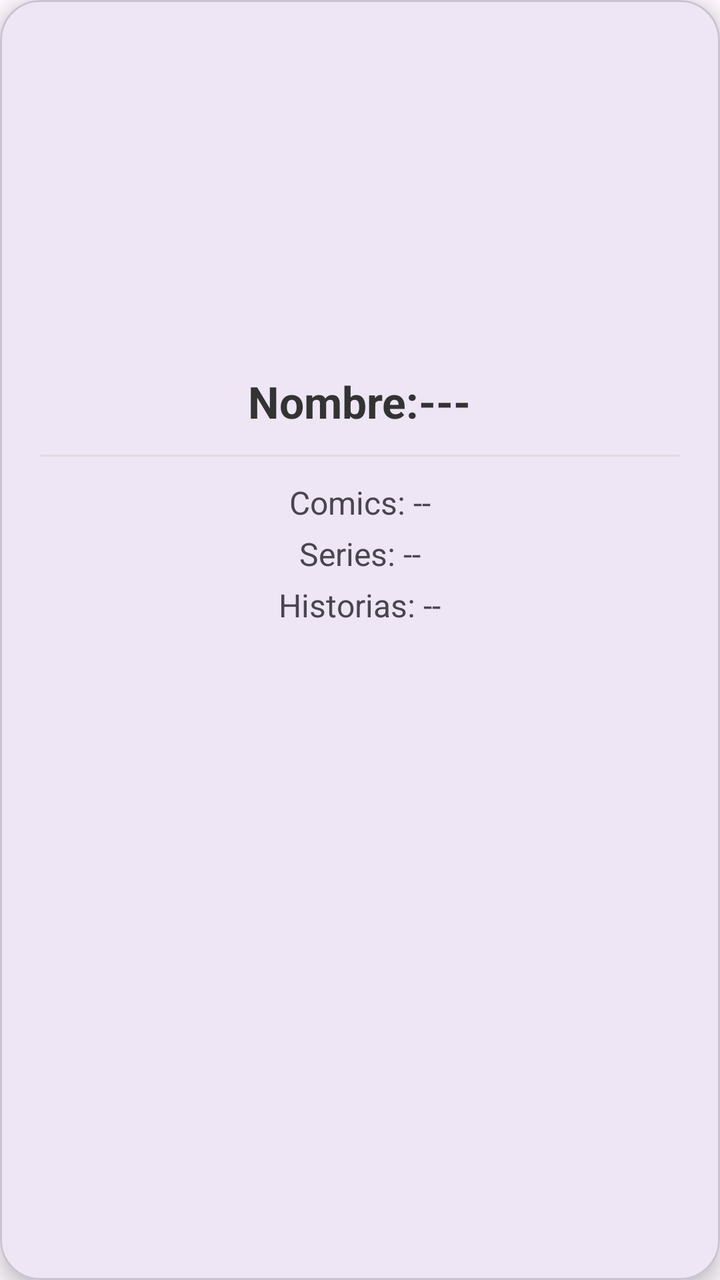
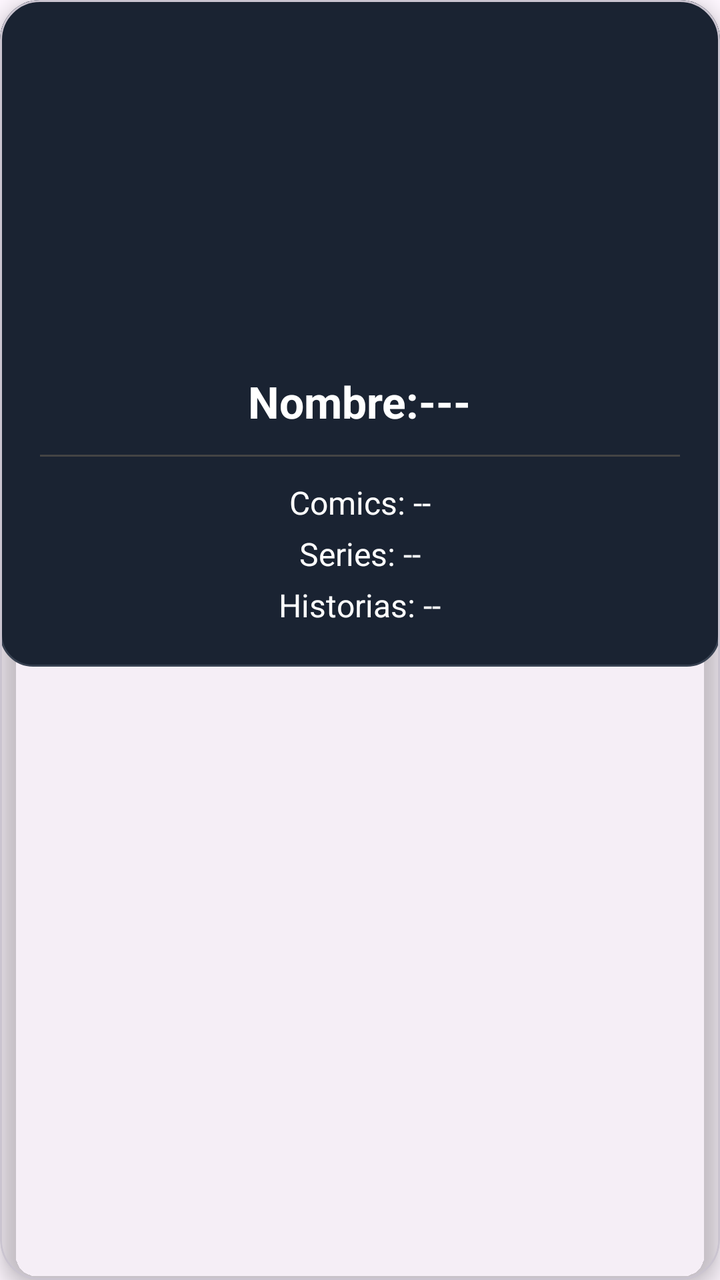

An Android layout rendered at two revisions. The XML below is the earlier revision; the diff shows what the commit changed to produce the second picture.
<!-- AndroidManifest.xml: application theme Theme.ApiMarvel -->
<!-- res/layout/item_character.xml -->
<?xml version="1.0" encoding="utf-8"?>
<com.google.android.material.card.MaterialCardView xmlns:android="http://schemas.android.com/apk/res/android"
    xmlns:app="http://schemas.android.com/apk/res-auto"
    android:layout_width="match_parent"
    android:layout_height="wrap_content"
    android:layout_margin="12dp"
    app:cardCornerRadius="20dp"
    app:cardElevation="6dp">

    <LinearLayout
        android:layout_width="match_parent"
        android:layout_height="wrap_content"
        android:gravity="center"
        android:orientation="vertical"
        android:padding="20dp">

        <ImageView
            android:id="@+id/ivHero"
            android:layout_width="150dp"
            android:layout_height="150dp"
            android:scaleType="centerCrop"
            android:contentDescription="Imagen del Héroe" />

        <TextView
            android:id="@+id/tvHeroName"
            android:layout_width="wrap_content"
            android:layout_height="wrap_content"
            android:layout_marginTop="16dp"
            android:text="Nombre:---"
            android:textSize="22sp"
            android:textColor="#333333"
            android:textStyle="bold" />

        <View
            android:layout_width="match_parent"
            android:layout_height="1dp"
            android:layout_marginVertical="12dp"
            android:background="#DDDDDD" />

        <TextView
            android:id="@+id/tvHeroComics"
            android:layout_width="wrap_content"
            android:layout_height="wrap_content"
            android:text="Comics: --"
            android:textSize="16sp" />

        <TextView
            android:id="@+id/tvHeroSeries"
            android:layout_width="wrap_content"
            android:layout_height="wrap_content"
            android:layout_marginTop="4dp"
            android:text="Series: --"
            android:textSize="16sp" />

        <TextView
            android:id="@+id/tvHeroStories"
            android:layout_width="wrap_content"
            android:layout_height="wrap_content"
            android:layout_marginTop="4dp"
            android:text="Historias: --"
            android:textSize="16sp" />

    </LinearLayout>

</com.google.android.material.card.MaterialCardView>
<!-- resources referenced by this layout -->
<resources>
  <style name="Theme.ApiMarvel" parent="Base.Theme.ApiMarvel" />
  <style name="Base.Theme.ApiMarvel" parent="Theme.Material3.DayNight.NoActionBar">
          
          
      </style>
</resources>

<!-- the commit's change to res/layout/item_character.xml (unified diff, before → after) -->
@@ -4,6 +4,7 @@
     android:layout_width="match_parent"
     android:layout_height="wrap_content"
     android:layout_margin="12dp"
+    app:cardBackgroundColor="@android:color/transparent"
     app:cardCornerRadius="20dp"
     app:cardElevation="6dp">
 
@@ -12,6 +13,7 @@
         android:layout_height="wrap_content"
         android:gravity="center"
         android:orientation="vertical"
+        android:background="@drawable/bg_card_marvel"
         android:padding="20dp">
 
         <ImageView
@@ -28,20 +30,21 @@
             android:layout_marginTop="16dp"
             android:text="Nombre:---"
             android:textSize="22sp"
-            android:textColor="#333333"
+            android:textColor="@android:color/white"
             android:textStyle="bold" />
 
         <View
             android:layout_width="match_parent"
             android:layout_height="1dp"
             android:layout_marginVertical="12dp"
-            android:background="#DDDDDD" />
+            android:background="#444444" />
 
         <TextView
             android:id="@+id/tvHeroComics"
             android:layout_width="wrap_content"
             android:layout_height="wrap_content"
             android:text="Comics: --"
+            android:textColor="@android:color/white"
             android:textSize="16sp" />
 
         <TextView
@@ -50,6 +53,7 @@
             android:layout_height="wrap_content"
             android:layout_marginTop="4dp"
             android:text="Series: --"
+            android:textColor="@android:color/white"
             android:textSize="16sp" />
 
         <TextView
@@ -58,6 +62,7 @@
             android:layout_height="wrap_content"
             android:layout_marginTop="4dp"
             android:text="Historias: --"
+            android:textColor="@android:color/white"
             android:textSize="16sp" />
 
     </LinearLayout>
<!-- resource entries referenced after the edit -->
@@ -1,5 +1,15 @@
 <!-- resources referenced by this layout -->
 <resources>
+  <!-- drawable bg_card_marvel (drawable) -->
+  <?xml version="1.0" encoding="utf-8"?>
+  <shape xmlns:android="http://schemas.android.com/apk/res/android"
+      android:shape="rectangle">
+      <solid android:color="#1A2332" />
+      <corners android:radius="16dp" />
+      <stroke
+          android:width="1dp"
+          android:color="#374151" />
+  </shape>
   <style name="Theme.ApiMarvel" parent="Base.Theme.ApiMarvel" />
   <style name="Base.Theme.ApiMarvel" parent="Theme.Material3.DayNight.NoActionBar">
           
